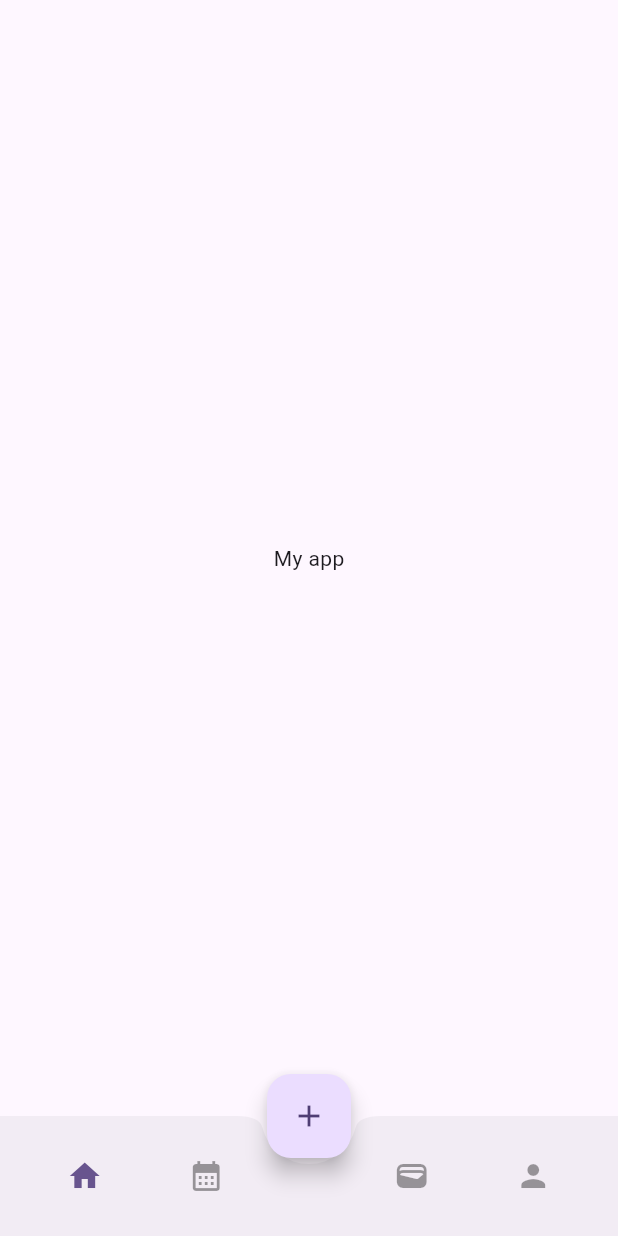
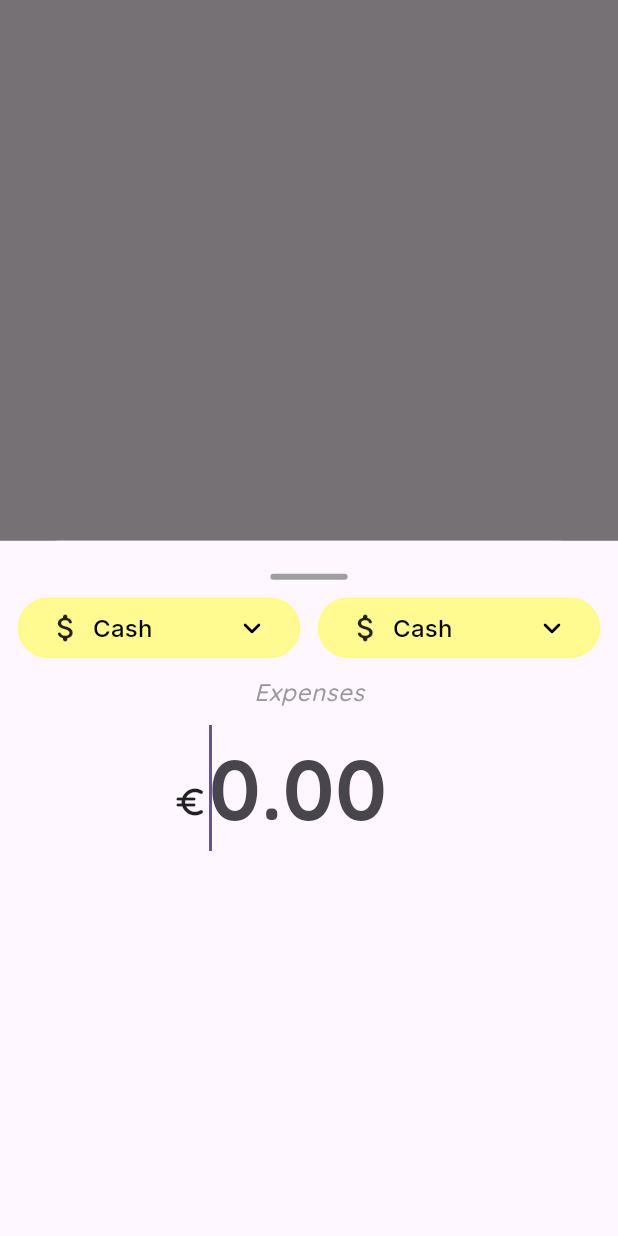
Before and after one commit to Schtroumphy/fluffy_budget, a Flutter app: the screen it shows after launch, after a tap on the "add" icon, on a phone screen of 412 x 824 dp. Run offline on Flutter 3.47's test engine with Material 3 defaults, Android fonts, the phone set to English and light mode, and no system bars; our stand-ins replace flutter_riverpod, go_router, google_fonts, riverpod_annotation; generated files the repository leaves out were written again.

Commit message:
:sparkles: Add expense bottom sheet feature

```diff
--- a/lib/features/dashboard/presentation/ScaffoldShellRoute.dart
+++ b/lib/features/dashboard/presentation/ScaffoldShellRoute.dart
@@ -2,6 +2,7 @@ import 'package:flutter/foundation.dart';
 import 'package:flutter/material.dart';
 import 'package:flutter_riverpod/flutter_riverpod.dart';
 import 'package:go_router/go_router.dart';
+import 'expense/expense_bottom_sheet.dart';
 
 import 'bottom_bar_items.dart';
 
@@ -16,7 +17,7 @@ class ShellScaffold extends ConsumerWidget {
     return Scaffold(
       body: body,
       floatingActionButton: FloatingActionButton(
-        onPressed: () {},
+        onPressed: () { displayExpenseModal(context); },
         child: const Icon(Icons.add),
       ),
       floatingActionButtonLocation: FloatingActionButtonLocation.centerDocked,
--- a/lib/features/dashboard/presentation/dashboard_screen.dart
+++ b/lib/features/dashboard/presentation/dashboard_screen.dart
@@ -1,16 +1,18 @@
+import 'package:fluffy_budget/core/theme/app_style.dart';
 import 'package:flutter/material.dart';
+import 'package:google_fonts/google_fonts.dart';
 
 class DashboardScreen extends StatelessWidget {
   static String location = "/home";
 
   const DashboardScreen({super.key});
 
-
   @override
   Widget build(BuildContext context) {
-    return const Scaffold(
+    final theme = Theme.of(context).textTheme;
+    return Scaffold(
       body: Center(
-        child: Text("My app"),
+        child: Text("My app", style: theme.bodyLarge)
       ),
     );
   }
--- /dev/null
+++ b/lib/features/dashboard/presentation/expense/expense_bottom_sheet.dart
@@ -0,0 +1,112 @@
+import 'package:fluffy_budget/common/space.dart';
+import 'package:fluffy_budget/core/theme/app_color.dart';
+import 'package:fluffy_budget/core/theme/app_style.dart';
+import 'package:fluffy_budget/widgets/atoms/close_sheet_bar.dart';
+import 'package:fluffy_budget/widgets/atoms/rounded_dropdown.dart';
+import 'package:flutter/material.dart';
+
+Future<void> displayExpenseModal(BuildContext context) async {
+  await showModalBottomSheet(
+    context: context,
+    shape: const RoundedRectangleBorder(borderRadius: BorderRadius.vertical(top: Radius.circular(40.0))),
+    isDismissible: true,
+    builder: (context) => const AddExpenseBottomSheet(),
+  );
+}
+
+class AddExpenseBottomSheet extends StatelessWidget {
+  const AddExpenseBottomSheet({super.key});
+
+  @override
+  Widget build(BuildContext context) {
+    final theme = Theme.of(context).textTheme;
+
+    return Scaffold(
+      body: Padding(
+        padding: const EdgeInsets.all(12.0),
+        child: Column(
+          crossAxisAlignment: CrossAxisAlignment.center,
+          children: [
+            const CloseSheetBar(),
+            gapV12,
+            const DropDownRow(),
+            gapV12,
+            Text(
+              "Expenses",
+              style: theme.labelMedium?.copyWith(color: AppColor.black[40], fontStyle: FontStyle.italic),
+            ),
+            gapV12,
+            const AmountTextField(),
+          ],
+        ),
+      ),
+    );
+  }
+}
+
+class AmountTextField extends StatefulWidget {
+  const AmountTextField({super.key});
+
+  @override
+  State<AmountTextField> createState() => _AmountTextFieldState();
+}
+
+class _AmountTextFieldState extends State<AmountTextField> {
+  final textController = TextEditingController();
+
+  @override
+  void dispose() {
+    textController.dispose();
+    super.dispose();
+  }
+
+  @override
+  void initState() {
+    //textController.value = const TextEditingValue(text: '00.00');
+    super.initState();
+  }
+
+  @override
+  Widget build(BuildContext context) {
+    final theme = Theme.of(context).textTheme;
+    final screenWidth = MediaQuery.of(context).size.width;
+
+    return Align(
+      alignment: Alignment.center,
+      child: SizedBox(
+        width: screenWidth * 0.5,
+        child: TextField(
+          controller: textController,
+          autofocus: true,
+          decoration: const InputDecoration(
+            border: OutlineInputBorder(borderSide: BorderSide.none),
+            prefix: Icon(Icons.euro_rounded),
+            hintText: '0.00',
+          ),
+          style: theme.bodyLarge?.copyWith(
+            fontSize: Insets.i56,
+            fontWeight: FontWeight.bold,
+          ),
+          keyboardType: TextInputType.number,
+        ),
+      ),
+    );
+  }
+}
+
+class DropDownRow extends StatelessWidget {
+  const DropDownRow({super.key});
+
+  @override
+  Widget build(BuildContext context) {
+    return const Row(
+      mainAxisSize: MainAxisSize.max,
+      mainAxisAlignment: MainAxisAlignment.center,
+      children: [
+        Flexible(child: RoundedDropdown()),
+        gapH12,
+        Flexible(child: RoundedDropdown()),
+      ],
+    );
+  }
+}
--- /dev/null
+++ b/lib/widgets/atoms/close_sheet_bar.dart
@@ -0,0 +1,20 @@
+import 'package:flutter/material.dart';
+
+class CloseSheetBar extends StatelessWidget {
+  const CloseSheetBar({super.key});
+
+  @override
+  Widget build(BuildContext context) {
+    final screenWidth = MediaQuery.of(context).size.width;
+    return Container(
+      margin: const EdgeInsets.only(top: 10),
+      height: 4,
+      width: screenWidth/8,
+      decoration: BoxDecoration(
+        borderRadius: BorderRadius.circular(50),
+        color: Colors.grey,
+      ),
+      child: const SizedBox.shrink(),
+    );
+  }
+}
--- /dev/null
+++ b/lib/widgets/atoms/rounded_dropdown.dart
@@ -0,0 +1,87 @@
+import 'package:fluffy_budget/common/space.dart';
+import 'package:fluffy_budget/core/theme/app_color.dart';
+import 'package:fluffy_budget/core/theme/app_style.dart';
+import 'package:fluffy_budget/core/theme/app_theme.dart';
+import 'package:flutter/material.dart';
+
+class RoundedDropdown extends StatefulWidget {
+  const RoundedDropdown({super.key});
+
+  @override
+  State<RoundedDropdown> createState() => _RoundedDropdownState();
+}
+
+class _RoundedDropdownState extends State<RoundedDropdown> {
+  var _dropdownValue = DropdownItem.values.first;
+
+  @override
+  Widget build(BuildContext context) {
+    final theme = Theme.of(context);
+    return DropdownButtonHideUnderline(
+      child: InputDecorator(
+        decoration: InputDecoration(
+          enabledBorder: OutlineInputBorder(
+            borderRadius: BorderRadius.circular(Insets.i24),
+            borderSide: BorderSide(width: 1, color: _dropdownValue.color!),
+          ),
+          filled: true,
+          fillColor: _dropdownValue.color?.withOpacity(0.8),
+        ),
+        child: DropdownButton(
+          //style: theme.textTheme.labelMedium,
+          icon: const Icon(Icons.keyboard_arrow_down_rounded),
+          padding: const EdgeInsets.all(8),
+          isExpanded: true,
+          isDense: true,
+          iconEnabledColor: AppColor.black,
+          elevation: Insets.i8.toInt(),
+          borderRadius: BorderRadius.circular(Insets.i24),
+          dropdownColor: _dropdownValue.color,
+          value: _dropdownValue.label,
+          onChanged: (String? newValue) {
+            setState(() {
+              _dropdownValue = DropdownItem.getByLabel(newValue);
+            });
+          },
+          items: _buildItems(),
+        ),
+      ),
+    );
+  }
+
+  List<DropdownMenuItem<String>>? _buildItems() {
+    const items = DropdownItem.values;
+
+    final List<DropdownMenuItem<String>> test = items.map<DropdownMenuItem<String>>((e) {
+      return DropdownMenuItem<String>(
+        value: e.label,
+        alignment: Alignment.center,
+        child: Row(
+          children: [
+            Icon(e.icon),
+            gapH6,
+            Text(e.label, style: TextStyles.interM,)
+          ],
+        ),
+      );
+    }).toList();
+
+    return test;
+  }
+}
+
+enum DropdownItem {
+  cash      (label: "Cash", icon: Icons.attach_money_rounded, color: AppColor.yellow),
+  creditCard(label: "Credit card", icon: Icons.credit_card_rounded, color: AppColor.purple),
+  lydia     (label: "Lydia", icon: Icons.phone_iphone, color: AppColor.blue),
+  paypal    (label: "Paypal", icon: Icons.paypal_rounded, color: AppColor.green),
+  other     (label: "Other", icon: Icons.shopping_basket_rounded, color: AppColor.purple);
+
+  final String label;
+  final IconData icon;
+  final Color? color;
+
+  const DropdownItem({required this.label, required this.icon, this.color});
+
+  static DropdownItem getByLabel(String? label) => values.firstWhere((item) => item.label == label, orElse: () => other);
+}
```
